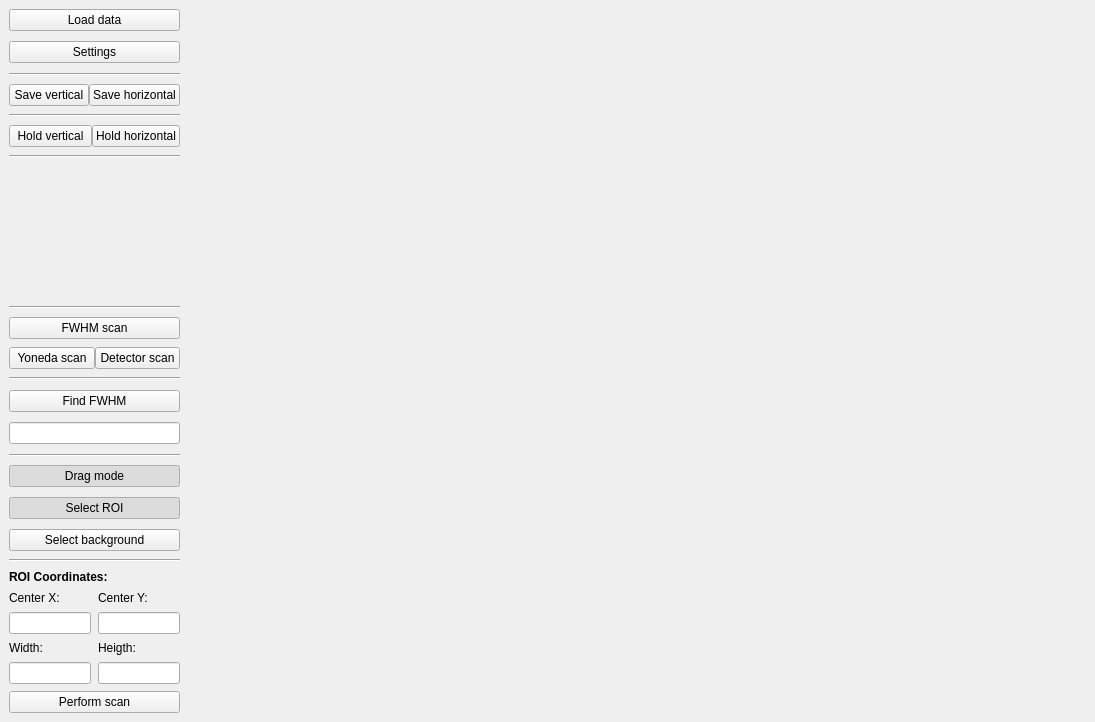
Before: the Qt Designer form form.ui in sstendahl/GIScan, drawn with Qt 5.
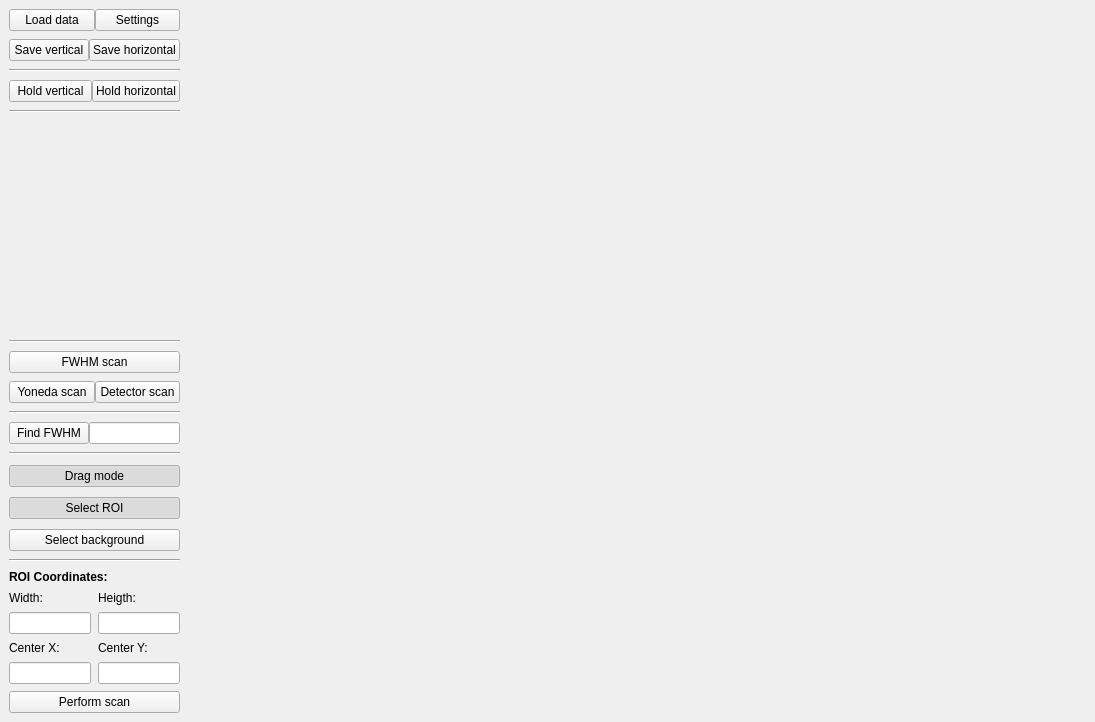
After: the same form once the commit is applied.

```diff
--- a/form.ui
+++ b/form.ui
@@ -16,14 +16,14 @@
   <widget class="QWidget" name="centralwidget">
    <layout class="QHBoxLayout" name="horizontalLayout" stretch="1,10">
     <item>
-     <layout class="QGridLayout" name="sidebar" rowstretch="0,0,0,0,0,0,0,0,0,0,0,0,0,0,0,0,0,0,0,0,0,0" columnstretch="0">
+     <layout class="QGridLayout" name="sidebar" rowstretch="0,0,0,0,0,0,0,0,0,0,0,0,0,0,0,0,0,0,0,0,0,0,0,0,0" columnstretch="0">
       <property name="sizeConstraint">
        <enum>QLayout::SetDefaultConstraint</enum>
       </property>
       <property name="verticalSpacing">
        <number>8</number>
       </property>
-      <item row="7" column="0">
+      <item row="10" column="0">
        <spacer name="verticalSpacer">
         <property name="orientation">
          <enum>Qt::Vertical</enum>
@@ -36,7 +36,7 @@
         </property>
        </spacer>
       </item>
-      <item row="3" column="0">
+      <item row="5" column="0">
        <layout class="QHBoxLayout" name="hold_buttons">
         <item>
          <widget class="QPushButton" name="holdVertical">
@@ -72,57 +72,14 @@
         </item>
        </layout>
       </item>
-      <item row="0" column="0">
-       <layout class="QVBoxLayout" name="settings" stretch="0,0,0">
-        <property name="spacing">
-         <number>10</number>
-        </property>
-        <property name="sizeConstraint">
-         <enum>QLayout::SetDefaultConstraint</enum>
-        </property>
-        <item alignment="Qt::AlignTop">
-         <widget class="QPushButton" name="load_button">
-          <property name="sizePolicy">
-           <sizepolicy hsizetype="Preferred" vsizetype="Fixed">
-            <horstretch>0</horstretch>
-            <verstretch>0</verstretch>
-           </sizepolicy>
-          </property>
-          <property name="text">
-           <string>Load data</string>
-          </property>
-         </widget>
-        </item>
-        <item>
-         <widget class="QPushButton" name="settings_button">
-          <property name="sizePolicy">
-           <sizepolicy hsizetype="Preferred" vsizetype="Fixed">
-            <horstretch>0</horstretch>
-            <verstretch>0</verstretch>
-           </sizepolicy>
-          </property>
-          <property name="text">
-           <string>Settings</string>
-          </property>
-         </widget>
-        </item>
-        <item>
-         <widget class="Line" name="line">
-          <property name="orientation">
-           <enum>Qt::Horizontal</enum>
-          </property>
-         </widget>
-        </item>
-       </layout>
-      </item>
-      <item row="20" column="0">
+      <item row="23" column="0">
        <widget class="Line" name="line_7">
         <property name="orientation">
          <enum>Qt::Horizontal</enum>
         </property>
        </widget>
       </item>
-      <item row="9" column="0">
+      <item row="12" column="0">
        <widget class="QPushButton" name="pushButton">
         <property name="sizePolicy">
          <sizepolicy hsizetype="Preferred" vsizetype="Fixed">
@@ -141,11 +98,18 @@
         </property>
        </widget>
       </item>
-      <item row="19" column="0">
-       <layout class="QVBoxLayout" name="checkable_buttons" stretch="0,0,0">
+      <item row="22" column="0">
+       <layout class="QVBoxLayout" name="checkable_buttons" stretch="0,0,0,0">
         <property name="spacing">
          <number>10</number>
         </property>
+        <item>
+         <widget class="Line" name="line">
+          <property name="orientation">
+           <enum>Qt::Horizontal</enum>
+          </property>
+         </widget>
+        </item>
         <item>
          <widget class="QPushButton" name="dragButton">
           <property name="sizePolicy">
@@ -202,7 +166,7 @@
         </item>
        </layout>
       </item>
-      <item row="21" column="0">
+      <item row="24" column="0">
        <layout class="QVBoxLayout" name="roi_settings">
         <property name="spacing">
          <number>7</number>
@@ -221,7 +185,7 @@
         </item>
         <item>
          <layout class="QGridLayout" name="gridLayout_3">
-          <item row="3" column="0">
+          <item row="9" column="0">
            <widget class="QLineEdit" name="middleXEntry">
             <property name="sizePolicy">
              <sizepolicy hsizetype="Preferred" vsizetype="Preferred">
@@ -237,46 +201,23 @@
             </property>
            </widget>
           </item>
+          <item row="9" column="1">
+           <widget class="QLineEdit" name="middleYEntry">
+            <property name="sizePolicy">
+             <sizepolicy hsizetype="Preferred" vsizetype="Minimum">
+              <horstretch>0</horstretch>
+              <verstretch>0</verstretch>
+             </sizepolicy>
+            </property>
+            <property name="maximumSize">
+             <size>
+              <width>10000</width>
+              <height>16777215</height>
+             </size>
+            </property>
+           </widget>
+          </item>
           <item row="4" column="0">
-           <widget class="QLabel" name="label">
-            <property name="sizePolicy">
-             <sizepolicy hsizetype="Preferred" vsizetype="Maximum">
-              <horstretch>0</horstretch>
-              <verstretch>0</verstretch>
-             </sizepolicy>
-            </property>
-            <property name="text">
-             <string>Width:</string>
-            </property>
-           </widget>
-          </item>
-          <item row="1" column="0">
-           <widget class="QLabel" name="label_4">
-            <property name="sizePolicy">
-             <sizepolicy hsizetype="Preferred" vsizetype="Maximum">
-              <horstretch>0</horstretch>
-              <verstretch>0</verstretch>
-             </sizepolicy>
-            </property>
-            <property name="text">
-             <string>Center X:</string>
-            </property>
-           </widget>
-          </item>
-          <item row="1" column="1">
-           <widget class="QLabel" name="label_5">
-            <property name="sizePolicy">
-             <sizepolicy hsizetype="Preferred" vsizetype="Maximum">
-              <horstretch>0</horstretch>
-              <verstretch>0</verstretch>
-             </sizepolicy>
-            </property>
-            <property name="text">
-             <string>Center Y:</string>
-            </property>
-           </widget>
-          </item>
-          <item row="5" column="0">
            <widget class="QLineEdit" name="recWidthEntry">
             <property name="sizePolicy">
              <sizepolicy hsizetype="Preferred" vsizetype="Maximum">
@@ -293,6 +234,48 @@
            </widget>
           </item>
           <item row="4" column="1">
+           <widget class="QLineEdit" name="recHeigthEntry">
+            <property name="sizePolicy">
+             <sizepolicy hsizetype="Preferred" vsizetype="Maximum">
+              <horstretch>0</horstretch>
+              <verstretch>0</verstretch>
+             </sizepolicy>
+            </property>
+            <property name="maximumSize">
+             <size>
+              <width>10000</width>
+              <height>16777215</height>
+             </size>
+            </property>
+           </widget>
+          </item>
+          <item row="7" column="1">
+           <widget class="QLabel" name="label_5">
+            <property name="sizePolicy">
+             <sizepolicy hsizetype="Preferred" vsizetype="Maximum">
+              <horstretch>0</horstretch>
+              <verstretch>0</verstretch>
+             </sizepolicy>
+            </property>
+            <property name="text">
+             <string>Center Y:</string>
+            </property>
+           </widget>
+          </item>
+          <item row="2" column="0">
+           <widget class="QLabel" name="label">
+            <property name="sizePolicy">
+             <sizepolicy hsizetype="Preferred" vsizetype="Maximum">
+              <horstretch>0</horstretch>
+              <verstretch>0</verstretch>
+             </sizepolicy>
+            </property>
+            <property name="text">
+             <string>Width:</string>
+            </property>
+           </widget>
+          </item>
+          <item row="2" column="1">
            <widget class="QLabel" name="label_2">
             <property name="sizePolicy">
              <sizepolicy hsizetype="Preferred" vsizetype="Maximum">
@@ -305,35 +288,16 @@
             </property>
            </widget>
           </item>
-          <item row="5" column="1">
-           <widget class="QLineEdit" name="recHeigthEntry">
+          <item row="7" column="0">
+           <widget class="QLabel" name="label_4">
             <property name="sizePolicy">
              <sizepolicy hsizetype="Preferred" vsizetype="Maximum">
               <horstretch>0</horstretch>
               <verstretch>0</verstretch>
              </sizepolicy>
             </property>
-            <property name="maximumSize">
-             <size>
-              <width>10000</width>
-              <height>16777215</height>
-             </size>
-            </property>
-           </widget>
-          </item>
-          <item row="3" column="1">
-           <widget class="QLineEdit" name="middleYEntry">
-            <property name="sizePolicy">
-             <sizepolicy hsizetype="Preferred" vsizetype="Minimum">
-              <horstretch>0</horstretch>
-              <verstretch>0</verstretch>
-             </sizepolicy>
-            </property>
-            <property name="maximumSize">
-             <size>
-              <width>10000</width>
-              <height>16777215</height>
-             </size>
+            <property name="text">
+             <string>Center X:</string>
             </property>
            </widget>
           </item>
@@ -363,71 +327,58 @@
         </item>
        </layout>
       </item>
-      <item row="17" column="0">
-       <layout class="QVBoxLayout" name="FWHM" stretch="0,0,0,0">
-        <property name="spacing">
-         <number>10</number>
-        </property>
-        <item>
-         <widget class="Line" name="line_6">
-          <property name="orientation">
-           <enum>Qt::Horizontal</enum>
-          </property>
-         </widget>
-        </item>
-        <item>
-         <widget class="QPushButton" name="findFWHM_button">
-          <property name="sizePolicy">
-           <sizepolicy hsizetype="Preferred" vsizetype="Fixed">
-            <horstretch>0</horstretch>
-            <verstretch>0</verstretch>
-           </sizepolicy>
-          </property>
-          <property name="text">
-           <string>Find FWHM</string>
-          </property>
-          <property name="checkable">
-           <bool>true</bool>
-          </property>
-         </widget>
-        </item>
-        <item>
-         <widget class="QLineEdit" name="FWHM_entry">
-          <property name="sizePolicy">
-           <sizepolicy hsizetype="Preferred" vsizetype="Maximum">
-            <horstretch>0</horstretch>
-            <verstretch>0</verstretch>
-           </sizepolicy>
-          </property>
-          <property name="readOnly">
-           <bool>true</bool>
-          </property>
-         </widget>
-        </item>
-        <item>
-         <widget class="Line" name="line_3">
-          <property name="orientation">
-           <enum>Qt::Horizontal</enum>
-          </property>
-         </widget>
-        </item>
-       </layout>
-      </item>
-      <item row="6" column="0">
-       <widget class="Line" name="line_5">
+      <item row="4" column="0">
+       <widget class="Line" name="line_2">
         <property name="orientation">
          <enum>Qt::Horizontal</enum>
         </property>
        </widget>
       </item>
       <item row="8" column="0">
+       <widget class="Line" name="line_5">
+        <property name="orientation">
+         <enum>Qt::Horizontal</enum>
+        </property>
+       </widget>
+      </item>
+      <item row="11" column="0">
        <widget class="Line" name="line_4">
         <property name="orientation">
          <enum>Qt::Horizontal</enum>
         </property>
        </widget>
       </item>
-      <item row="10" column="0">
+      <item row="3" column="0">
+       <layout class="QHBoxLayout" name="save_buttons">
+        <item>
+         <widget class="QPushButton" name="saveVertical">
+          <property name="sizePolicy">
+           <sizepolicy hsizetype="Preferred" vsizetype="Fixed">
+            <horstretch>0</horstretch>
+            <verstretch>0</verstretch>
+           </sizepolicy>
+          </property>
+          <property name="text">
+           <string>Save vertical</string>
+          </property>
+         </widget>
+        </item>
+        <item>
+         <widget class="QPushButton" name="saveHorizontal">
+          <property name="sizePolicy">
+           <sizepolicy hsizetype="Minimum" vsizetype="Fixed">
+            <horstretch>0</horstretch>
+            <verstretch>0</verstretch>
+           </sizepolicy>
+          </property>
+          <property name="text">
+           <string>Save horizontal</string>
+          </property>
+         </widget>
+        </item>
+       </layout>
+      </item>
+      <item row="13" column="0">
        <layout class="QGridLayout" name="scan_layout">
         <item row="1" column="2">
          <widget class="QPushButton" name="detector_button">
@@ -469,38 +420,71 @@
         </item>
        </layout>
       </item>
-      <item row="1" column="0">
-       <layout class="QHBoxLayout" name="save_buttons">
-        <item>
-         <widget class="QPushButton" name="saveVertical">
-          <property name="sizePolicy">
-           <sizepolicy hsizetype="Preferred" vsizetype="Fixed">
-            <horstretch>0</horstretch>
-            <verstretch>0</verstretch>
-           </sizepolicy>
-          </property>
-          <property name="text">
-           <string>Save vertical</string>
-          </property>
-         </widget>
-        </item>
-        <item>
-         <widget class="QPushButton" name="saveHorizontal">
-          <property name="sizePolicy">
-           <sizepolicy hsizetype="Minimum" vsizetype="Fixed">
-            <horstretch>0</horstretch>
-            <verstretch>0</verstretch>
-           </sizepolicy>
-          </property>
-          <property name="text">
-           <string>Save horizontal</string>
-          </property>
-         </widget>
-        </item>
-       </layout>
-      </item>
       <item row="2" column="0">
-       <widget class="Line" name="line_2">
+       <layout class="QHBoxLayout" name="settings">
+        <item>
+         <widget class="QPushButton" name="load_button">
+          <property name="sizePolicy">
+           <sizepolicy hsizetype="Preferred" vsizetype="Fixed">
+            <horstretch>0</horstretch>
+            <verstretch>0</verstretch>
+           </sizepolicy>
+          </property>
+          <property name="text">
+           <string>Load data</string>
+          </property>
+         </widget>
+        </item>
+        <item>
+         <widget class="QPushButton" name="settings_button">
+          <property name="sizePolicy">
+           <sizepolicy hsizetype="Preferred" vsizetype="Fixed">
+            <horstretch>0</horstretch>
+            <verstretch>0</verstretch>
+           </sizepolicy>
+          </property>
+          <property name="text">
+           <string>Settings</string>
+          </property>
+         </widget>
+        </item>
+       </layout>
+      </item>
+      <item row="15" column="0">
+       <layout class="QHBoxLayout" name="FWHM_layout">
+        <item>
+         <widget class="QPushButton" name="findFWHM_button">
+          <property name="sizePolicy">
+           <sizepolicy hsizetype="Preferred" vsizetype="Fixed">
+            <horstretch>0</horstretch>
+            <verstretch>0</verstretch>
+           </sizepolicy>
+          </property>
+          <property name="text">
+           <string>Find FWHM</string>
+          </property>
+          <property name="checkable">
+           <bool>true</bool>
+          </property>
+         </widget>
+        </item>
+        <item>
+         <widget class="QLineEdit" name="FWHM_entry">
+          <property name="sizePolicy">
+           <sizepolicy hsizetype="Preferred" vsizetype="Maximum">
+            <horstretch>0</horstretch>
+            <verstretch>0</verstretch>
+           </sizepolicy>
+          </property>
+          <property name="readOnly">
+           <bool>true</bool>
+          </property>
+         </widget>
+        </item>
+       </layout>
+      </item>
+      <item row="14" column="0">
+       <widget class="Line" name="line_3">
         <property name="orientation">
          <enum>Qt::Horizontal</enum>
         </property>
```
